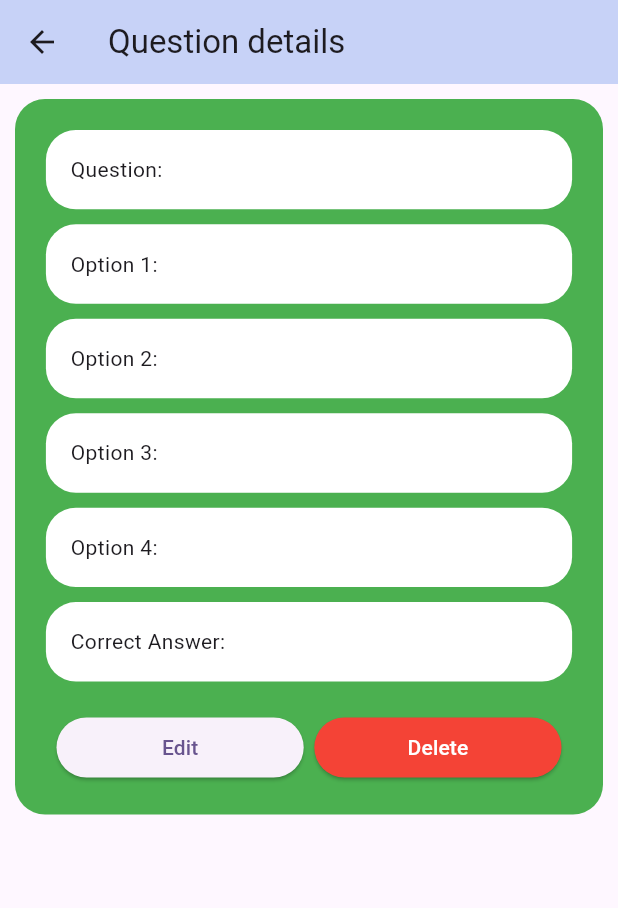
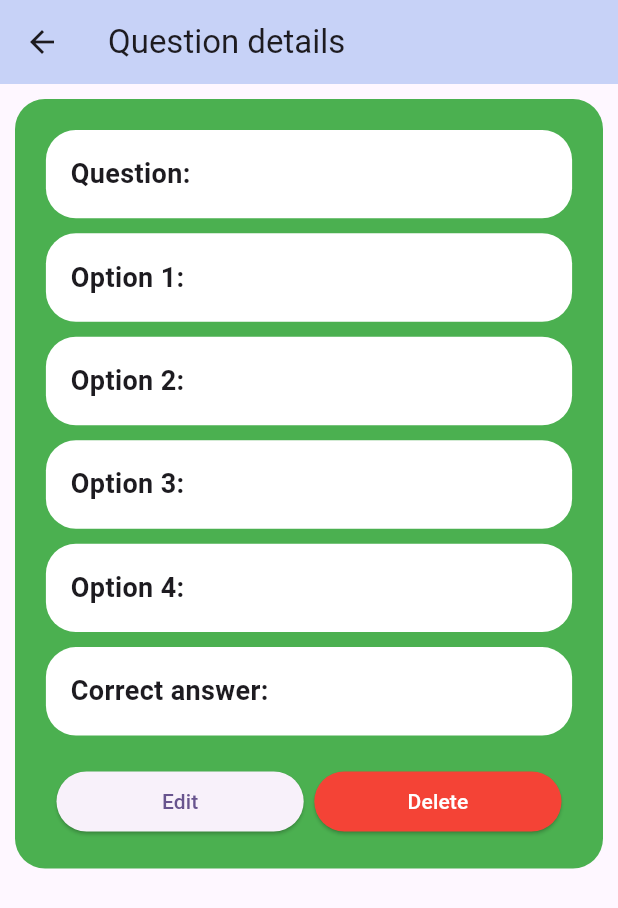
Before and after one commit to SagorSamadder/sAcademy-teacher, a Flutter app: the QuestionDetailsScreen screen opened directly with empty values, on a phone screen of 412 x 824 dp. Shown: the top 908 px of the screen. Run offline on Flutter 3.47's test engine with Material 3 defaults, Android fonts, the phone set to English and light mode, and no system bars; our stand-ins replace cloud_firestore, firebase_auth, firebase_core, get, velocity_x; accounts and stored records are empty.

Commit message:
updating the chnage on question details page

```diff
--- a/lib/app/question_details/view/question_details_screen.dart
+++ b/lib/app/question_details/view/question_details_screen.dart
@@ -36,7 +36,22 @@ class QuestionDetailsScreen extends StatelessWidget {
                       color: Colors.white,
                       borderRadius: BorderRadius.circular(20),
                     ),
-                    child: Text("Question: ${data['question']}"),
+                    child: Row(
+                      mainAxisAlignment: MainAxisAlignment.start,
+                      crossAxisAlignment: CrossAxisAlignment.start,
+                      children: [
+                        const Text(
+                          "Question: ",
+                          style: TextStyle(
+                              fontWeight: FontWeight.bold, fontSize: 18),
+                        ),
+                        Expanded(
+                          child: Text(
+                            "${data['question']}",
+                          ),
+                        ),
+                      ],
+                    ),
                   ),
                   10.heightBox,
                   Container(
@@ -46,7 +61,22 @@ class QuestionDetailsScreen extends StatelessWidget {
                       color: Colors.white,
                       borderRadius: BorderRadius.circular(20),
                     ),
-                    child: Text("Option 1: ${data['optiono1']}"),
+                    child: Row(
+                      mainAxisAlignment: MainAxisAlignment.start,
+                      crossAxisAlignment: CrossAxisAlignment.start,
+                      children: [
+                        const Text(
+                          "Option 1: ",
+                          style: TextStyle(
+                              fontWeight: FontWeight.bold, fontSize: 18),
+                        ),
+                        Expanded(
+                          child: Text(
+                            "${data['option1']}",
+                          ),
+                        ),
+                      ],
+                    ),
                   ),
                   10.heightBox,
                   Container(
@@ -56,7 +86,22 @@ class QuestionDetailsScreen extends StatelessWidget {
                       color: Colors.white,
                       borderRadius: BorderRadius.circular(20),
                     ),
-                    child: Text("Option 2: ${data['option2']}"),
+                    child: Row(
+                      mainAxisAlignment: MainAxisAlignment.start,
+                      crossAxisAlignment: CrossAxisAlignment.start,
+                      children: [
+                        const Text(
+                          "Option 2: ",
+                          style: TextStyle(
+                              fontWeight: FontWeight.bold, fontSize: 18),
+                        ),
+                        Expanded(
+                          child: Text(
+                            "${data['option2']}",
+                          ),
+                        ),
+                      ],
+                    ),
                   ),
                   10.heightBox,
                   Container(
@@ -66,7 +111,22 @@ class QuestionDetailsScreen extends StatelessWidget {
                       color: Colors.white,
                       borderRadius: BorderRadius.circular(20),
                     ),
-                    child: Text("Option 3: ${data['option3']}"),
+                    child: Row(
+                      mainAxisAlignment: MainAxisAlignment.start,
+                      crossAxisAlignment: CrossAxisAlignment.start,
+                      children: [
+                        const Text(
+                          "Option 3: ",
+                          style: TextStyle(
+                              fontWeight: FontWeight.bold, fontSize: 18),
+                        ),
+                        Expanded(
+                          child: Text(
+                            "${data['option3']}",
+                          ),
+                        ),
+                      ],
+                    ),
                   ),
                   10.heightBox,
                   Container(
@@ -76,7 +136,22 @@ class QuestionDetailsScreen extends StatelessWidget {
                       color: Colors.white,
                       borderRadius: BorderRadius.circular(20),
                     ),
-                    child: Text("Option 4: ${data['option4']}"),
+                    child: Row(
+                      mainAxisAlignment: MainAxisAlignment.start,
+                      crossAxisAlignment: CrossAxisAlignment.start,
+                      children: [
+                        const Text(
+                          "Option 4: ",
+                          style: TextStyle(
+                              fontWeight: FontWeight.bold, fontSize: 18),
+                        ),
+                        Expanded(
+                          child: Text(
+                            "${data['option4']}",
+                          ),
+                        ),
+                      ],
+                    ),
                   ),
                   10.heightBox,
                   Container(
@@ -86,7 +161,22 @@ class QuestionDetailsScreen extends StatelessWidget {
                       color: Colors.white,
                       borderRadius: BorderRadius.circular(20),
                     ),
-                    child: Text("Correct Answer: ${data['answer']}"),
+                    child: Row(
+                      mainAxisAlignment: MainAxisAlignment.start,
+                      crossAxisAlignment: CrossAxisAlignment.start,
+                      children: [
+                        const Text(
+                          "Correct answer: ",
+                          style: TextStyle(
+                              fontWeight: FontWeight.bold, fontSize: 18),
+                        ),
+                        Expanded(
+                          child: Text(
+                            "${data['answer']}",
+                          ),
+                        ),
+                      ],
+                    ),
                   ),
                   20.heightBox,
                   Row(
```
